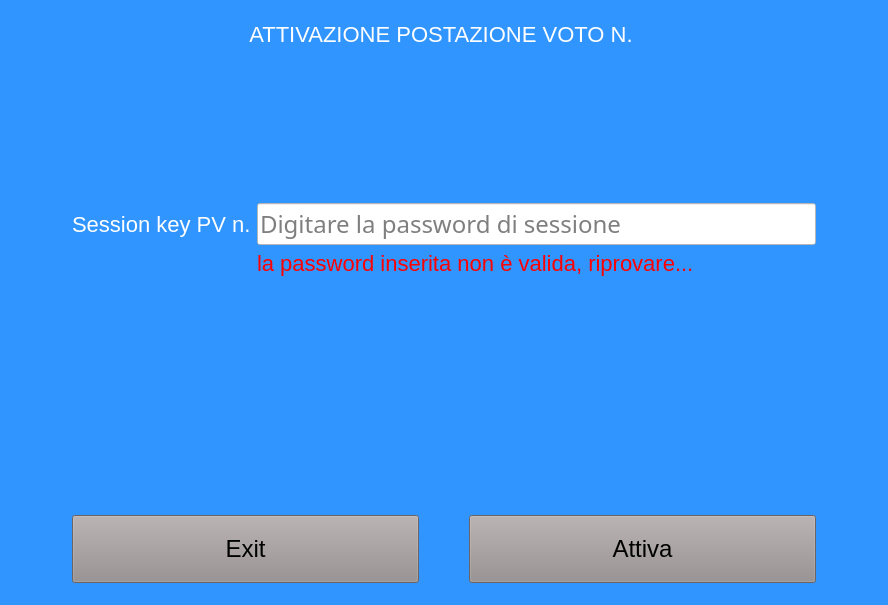
Qt form mainwindowpv.ui (giuseppedifatta/sistemaPostazioneVoto) before a commit.
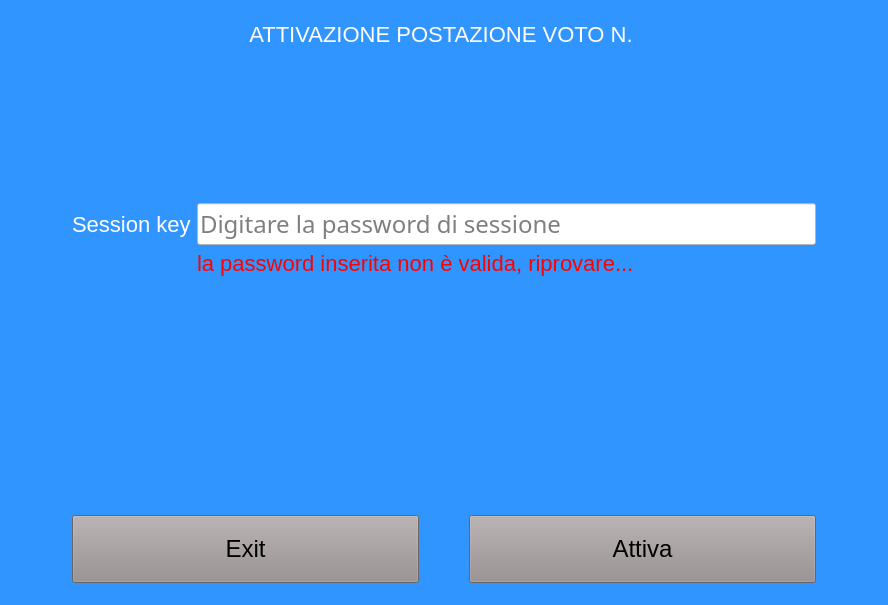
The same form after that commit.

Diff of the .ui file:
```diff
--- a/mainwindowpv.ui
+++ b/mainwindowpv.ui
@@ -134,7 +134,7 @@
             <item row="0" column="0">
              <widget class="QLabel" name="passwordPV_label">
               <property name="text">
-               <string>Session key PV n.</string>
+               <string>Session key</string>
               </property>
              </widget>
             </item>
```
